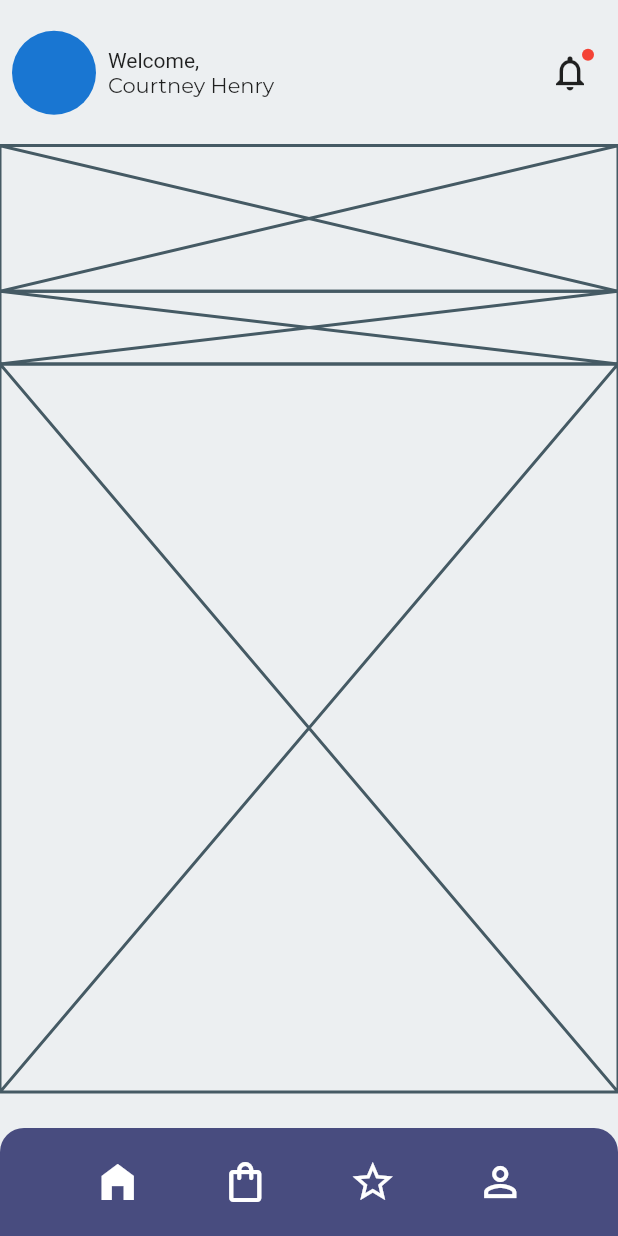
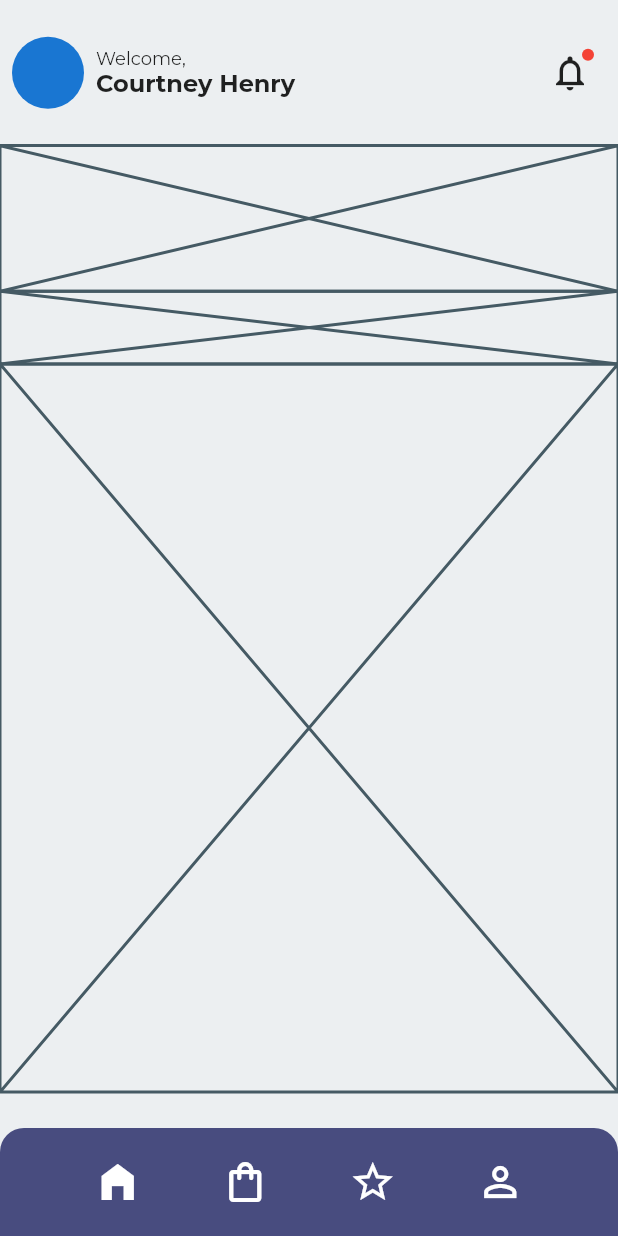
Before and after one commit to JAICHANGPARK/flutter_notebook_11th_story, a Flutter app: the screen it shows after launch, on a phone screen of 412 x 824 dp. Run offline on Flutter 3.47's test engine with Material 2 defaults, Android fonts, the phone set to English and light mode, and no system bars; our stand-ins replace backdrop, badges, flutter_inner_drawer, flutter_slidable, flutter_swiper, google_fonts.

Commit message:
Update furniture_home_page.dart

```diff
--- a/lib/ep735_furniture_app/ui/furniture_home_page.dart
+++ b/lib/ep735_furniture_app/ui/furniture_home_page.dart
@@ -32,7 +32,7 @@ class _FurnitureHomePageState extends State<FurnitureHomePage> {
 
                           children: [
                             CircleAvatar(
-                              radius: 28,
+                              radius: 24,
                             ),
                             Padding(
                               padding: const EdgeInsets.all(8.0),
@@ -40,8 +40,13 @@ class _FurnitureHomePageState extends State<FurnitureHomePage> {
                                 mainAxisAlignment: MainAxisAlignment.center,
                                 crossAxisAlignment: CrossAxisAlignment.start,
                                 children: [
-                                  Text("Welcome,",),
-                                  Text("Courtney Henry", style: GoogleFonts.montserrat(),),
+                                  Text("Welcome,",style: GoogleFonts.montserrat(
+                                    fontSize: 12
+                                  ),),
+                                  Text("Courtney Henry", style: GoogleFonts.montserrat(
+                                    fontSize: 16,
+                                    fontWeight: FontWeight.bold
+                                  ),),
                                 ],
                               ),
                             ),
```
